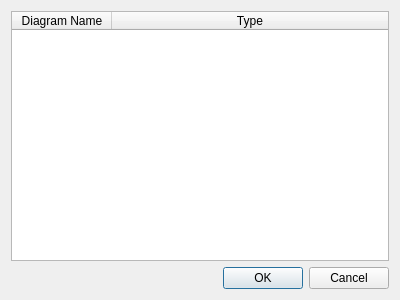
This is UI/glowbot-open-diagram.ui in textbrowser/glitch as Qt 5 draws it before an edit. The edited form follows.
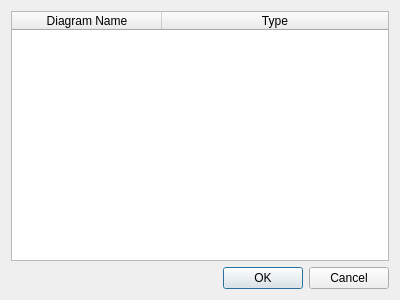
This is the edited form. Icons and pictures are not drawn.

Commit message: Window icons.

Diff of the .ui file:
```diff
--- a/UI/glowbot-open-diagram.ui
+++ b/UI/glowbot-open-diagram.ui
@@ -28,6 +28,9 @@
      <property name="sortingEnabled">
       <bool>true</bool>
      </property>
+     <attribute name="horizontalHeaderDefaultSectionSize">
+      <number>150</number>
+     </attribute>
      <attribute name="horizontalHeaderStretchLastSection">
       <bool>true</bool>
      </attribute>
```
Left out of the diff: 8 changed lines with no effect on the pictures. The commit also changes 2 other files.
